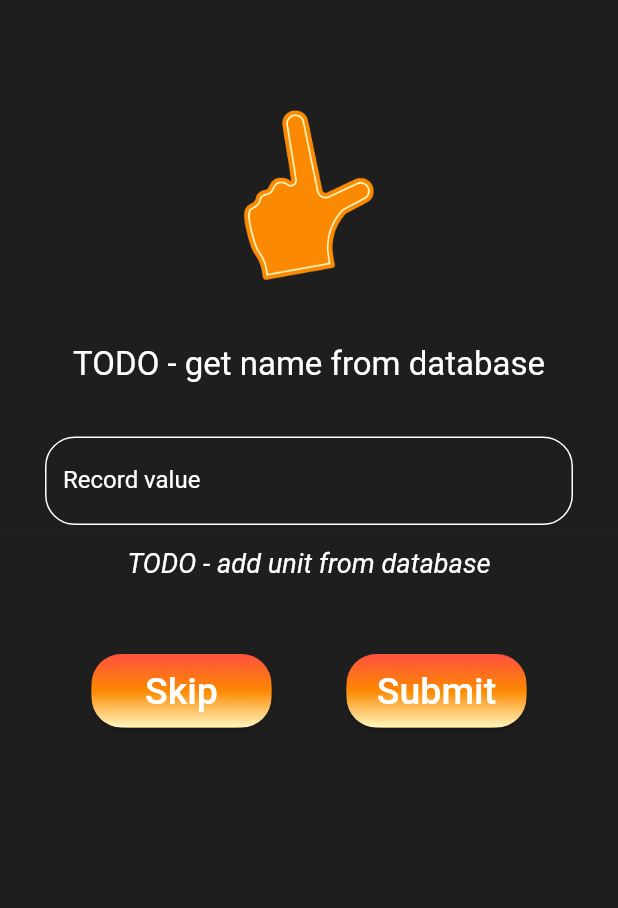
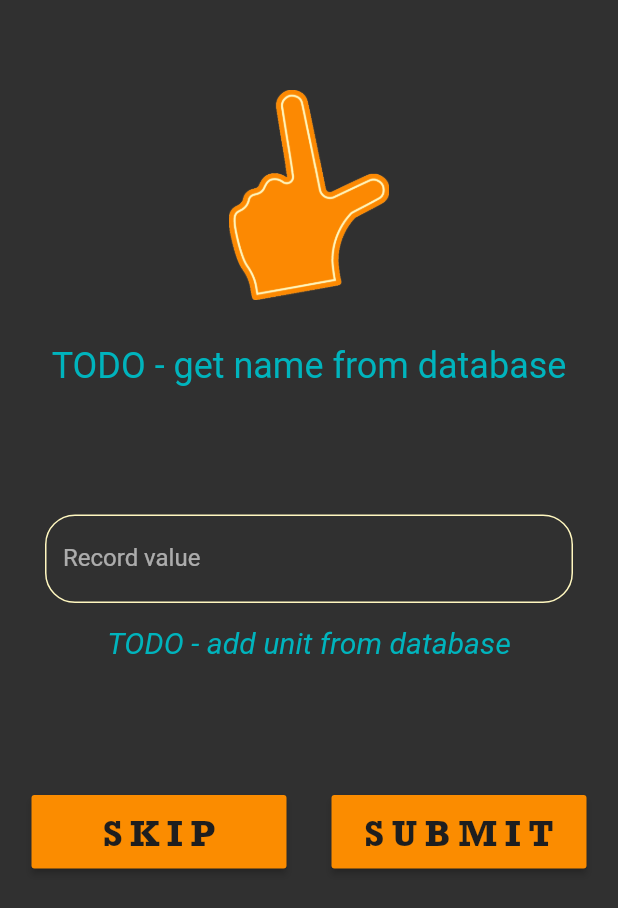
Before and after one commit to HarrisonScarfone/kent_hacks_app, a Flutter app: the ComparisonScreen screen opened by its route, on a phone screen of 412 x 824 dp. Shown: the top 908 px of the screen. Run offline on Flutter 3.47's test engine with Material 2 defaults, Android fonts, the light colour scheme and no system bars; our stand-ins replace cloud_firestore, shared_preferences; accounts and stored records are empty; Roboto replaces fonts that are missing (legenddeca).

Commit message:
Comparison Page

```diff
--- a/lib/main.dart
+++ b/lib/main.dart
@@ -24,11 +24,11 @@ class _MyAppState extends State<MyApp> {
         fontFamily: 'legenddeca',
         textTheme: TextTheme(
           body1: TextStyle(color: Color(0xFFFFF7BF)),
-          title: TextStyle(fontFamily: '')
+          title: TextStyle(fontFamily: ''),
         ),
       ),
       routes: {
-        '/': (ctx) => ProfileScreen(),
+        '/': (ctx) => ComparisonScreen(),
           ComparisonScreen.routeName: (ctx) => ComparisonScreen(),
           ProfileScreen.routeName: (ctx) => ProfileScreen(),
           PastFailureScreen.routeName: (ctx) => PastFailureScreen(),
--- a/lib/screens/comparison_screen.dart
+++ b/lib/screens/comparison_screen.dart
@@ -14,49 +14,32 @@ class ComparisonScreen extends StatefulWidget {
 class _ComparisonScreenState extends State<ComparisonScreen> {
   final userRecord = TextEditingController();
 
-
   @override
-  String recordTitle = 'TODO - get name from database';
   Widget build(BuildContext context) {
+    String recordTitle = 'TODO - get name from database';
     return Scaffold(
     resizeToAvoidBottomInset: false,
       body: Column(
         children: <Widget>[
           Container(
             height: 200,
-            /*decoration: BoxDecoration(
-              gradient: LinearGradient(
-                begin: Alignment.topCenter,
-                end: Alignment.bottomCenter,
-                colors: [
-                  Color(0xFFFF513E),
-                  Color(0xFFFC8902),
-                  Color(0xFFFFF7BF),
-                ],
-              ),
-            ),*/
             padding: EdgeInsets.only(top: 60),
             alignment: Alignment.center,
-            //child: Align(
-            //alignment: Alignment.center,
             child: Image.asset(
               'assets/images/logoappicon.png',
-                //height: 150,
-                //width: 600,
             ),
             //),
           ),
           Container(
             padding: EdgeInsets.all(30),
-            color: Color(0xFF1E1E1F),
             child: Text(
               recordTitle,
-              style: TextStyle(color: Colors.white, fontSize: 22),
+              style: TextStyle(fontSize: 24, fontFamily: 'legenddeca', color: Color(0xFF00B4BD)),
             ),
           ),
+          SizedBox(height: 50),
           Material(
             child: Container(
-                color: Color(0xFF1E1E1F),
                 padding: EdgeInsets.only(top: 5, bottom: 5, left: 30, right: 30),
                 child: Container(
                     child: Theme(
@@ -65,23 +48,17 @@ class _ComparisonScreenState extends State<ComparisonScreen> {
                           textAlign: TextAlign.center,
                           decoration: InputDecoration(
                               labelText: 'Record value',
-                              fillColor: Color(0xFF1E1E1F),
+                              fillColor: Color(0xFFFFF7BF),
                               enabledBorder: OutlineInputBorder(
                                 borderRadius: BorderRadius.circular(20),
-                                borderSide: BorderSide(color: Colors.white,),
+                                borderSide: BorderSide(color: Color(0xFFFFF7BF),),
                               ),
                               border: OutlineInputBorder(
-                                borderSide: BorderSide(color: Colors.white),
+                                borderSide: BorderSide(color: Color(0xFFFFF7BF)),
                               ),
-                              labelStyle: TextStyle(
-                                color: Colors.white,
-                              )
                           ),
                           controller: userRecord,
                           keyboardType: TextInputType.number,
-                          style: TextStyle(
-                            color: Colors.white,
-                          )
                       ),
                     )
                 )
@@ -90,9 +67,9 @@ class _ComparisonScreenState extends State<ComparisonScreen> {
           SizedBox(height: 10),
           Text(
             'TODO - add unit from database',
-            style: TextStyle(color: Colors.white, fontSize: 18, fontStyle: FontStyle.italic),
+            style: TextStyle(fontSize: 20, fontStyle: FontStyle.italic, fontFamily: 'legenddeca', color: Color(0xFF00B4BD)),
           ),
-          SizedBox(height: 50),
+          SizedBox(height: 90),
           Center(
               child: Row(
                   mainAxisSize: MainAxisSize.min,
@@ -101,65 +78,33 @@ class _ComparisonScreenState extends State<ComparisonScreen> {
                       onPressed: () {
                         _nextRecord();
                       },
-                      shape: RoundedRectangleBorder(
-                        borderRadius: BorderRadius.circular(30),
-                      ),
-                      textColor: Colors.white,
                       padding: EdgeInsets.all(0),
                       child: Container(
-                        width: 120,
-                        decoration: BoxDecoration(
-                          gradient: LinearGradient(
-                            begin: Alignment.topCenter,
-                            end: Alignment.bottomCenter,
-                            colors: <Color>[
-                              Color(0xFFFF513E),
-                              Color(0xFFFC8902),
-                              Color(0xFFFFF7BF),
-                            ],
-                          ),
-                          borderRadius: BorderRadius.all(Radius.circular(20)),
-                        ),
+                        width: 170,
                         padding: EdgeInsets.all(10),
                         child: Align(
                           alignment: Alignment.center,
                           child: Text(
-                              'Skip',
-                              style: TextStyle(fontSize: 25)
+                              'SKIP',
+                              style: TextStyle(fontSize: 25, color: Color(0xFF1E1E1F), fontFamily: 'rockwell', letterSpacing: 5)
                           ),
                         ),
                       ),
                     ),
-                    SizedBox(width: 50),
+                    SizedBox(width: 30),
                     RaisedButton(
                       onPressed: () {
                         _save(userRecord, recordTitle, context);
                       },
-                      shape: RoundedRectangleBorder(
-                        borderRadius: BorderRadius.circular(30),
-                      ),
-                      textColor: Colors.white,
                       padding: EdgeInsets.all(0),
                       child: Container(
-                        width: 120,
-                        decoration: BoxDecoration(
-                          gradient: LinearGradient(
-                            begin: Alignment.topCenter,
-                            end: Alignment.bottomCenter,
-                            colors: <Color>[
-                              Color(0xFFFF513E),
-                              Color(0xFFFC8902),
-                              Color(0xFFFFF7BF),
-                            ],
-                          ),
-                          borderRadius: BorderRadius.all(Radius.circular(20)),
-                        ),
+                        width: 170,
                         padding: EdgeInsets.all(10),
                         child: Align(
                           alignment: Alignment.center,
                           child: Text(
-                              'Submit',
-                              style: TextStyle(fontSize: 25)
+                              'SUBMIT',
+                              style: TextStyle(fontSize: 25, color: Color(0xFF1E1E1F), fontFamily: 'rockwell', letterSpacing: 5)
                           ),
                         ),
                       ),
@@ -169,7 +114,6 @@ class _ComparisonScreenState extends State<ComparisonScreen> {
           ),
         ],
       ),
-      backgroundColor: Color(0xFF1E1E1F),
     );
   }
 }
--- a/lib/screens/past_failures_screen.dart
+++ b/lib/screens/past_failures_screen.dart
@@ -1,5 +1,5 @@
 import 'package:flutter/material.dart';
-import 'package:kent_hack_app/widgets/pr_wr_comparison.dart';
+//import 'package:kent_hack_app/widgets/pr_wr_comparison.dart';
 //import 'package:charts_flutter/flutter.dart' as charts;
 
 class PastFailureScreen extends StatelessWidget {
```
Also changed, not shown: assets/images/logoappicon.png.
